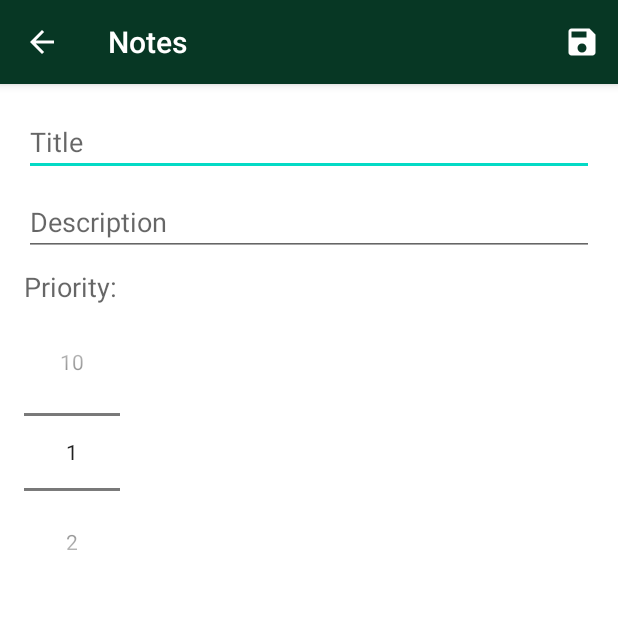
After one commit to Kaponn/notes, an Android app: the AddNoteActivity screen opened directly, with no data from a screen before it, on a phone screen of 412 x 824 dp, the top half of it. The commit adds this screen. Run offline under Robolectric (Android 15) with nearby library versions, the phone set to English and light mode, and no system bars.

Commit message:
Note add activity added

```diff
--- a/app/src/main/AndroidManifest.xml
+++ b/app/src/main/AndroidManifest.xml
@@ -9,13 +9,16 @@
         android:roundIcon="@mipmap/ic_launcher_round"
         android:supportsRtl="true"
         android:theme="@style/AppTheme">
-        <activity android:name=".MainActivity">
+        <activity android:name=".MainActivity"
+            android:launchMode="singleTop">
             <intent-filter>
                 <action android:name="android.intent.action.MAIN" />
 
                 <category android:name="android.intent.category.LAUNCHER" />
             </intent-filter>
         </activity>
+        <activity android:name=".AddNoteActivity"
+            android:parentActivityName=".MainActivity"/>
     </application>
 
 </manifest>
--- /dev/null
+++ b/app/src/main/java/com/example/notes/AddNoteActivity.kt
@@ -0,0 +1,63 @@
+package com.example.notes
+
+import android.app.Activity
+import android.content.Intent
+import android.os.Bundle
+import android.os.PersistableBundle
+import android.view.Menu
+import android.view.MenuInflater
+import android.view.MenuItem
+import android.widget.Toast
+import androidx.appcompat.app.AppCompatActivity
+import kotlinx.android.synthetic.main.add_note_activity.*
+
+class AddNoteActivity : AppCompatActivity() {
+    companion object {
+        const val EXTRA_TITLE: String = "com.example.notes.EXTRA_TITLE"
+        const val EXTRA_DESCRIPTION: String = "com.example.notes.EXTRA_DESCRIPTION"
+        const val EXTRA_PRIORITY: String = "com.example.notes.EXTRA_PRIORITY"
+    }
+
+    override fun onCreate(savedInstanceState: Bundle?) {
+        super.onCreate(savedInstanceState)
+        setContentView(R.layout.add_note_activity)
+
+        number_picker_priority.minValue = 1
+        number_picker_priority.maxValue = 10
+    }
+
+    private fun saveNote() {
+        val title = edit_text_title.text.toString()
+        val description = edit_text_description.text.toString()
+        val priority = number_picker_priority.value
+
+        if (title.trim().isEmpty() || description.trim().isEmpty()) {
+            Toast.makeText(this,"Please enter a title and a description", Toast.LENGTH_SHORT).show()
+            return
+        }
+
+        val data = Intent()
+        data.putExtra(EXTRA_TITLE, title)
+        data.putExtra(EXTRA_DESCRIPTION, description)
+        data.putExtra(EXTRA_PRIORITY, priority)
+
+        setResult(Activity.RESULT_OK, data)
+        finish()
+    }
+
+    override fun onCreateOptionsMenu(menu: Menu): Boolean {
+        val menuInflater = menuInflater
+        menuInflater.inflate(R.menu.menu_add_note, menu)
+        return true
+    }
+
+    override fun onOptionsItemSelected(item: MenuItem): Boolean {
+        return when (item.itemId) {
+            R.id.item_save_note -> {
+                saveNote()
+                true
+            }
+            else -> super.onOptionsItemSelected(item)
+        }
+    }
+}
--- a/app/src/main/java/com/example/notes/Note.kt
+++ b/app/src/main/java/com/example/notes/Note.kt
@@ -6,7 +6,7 @@ import androidx.room.PrimaryKey
 @Entity(tableName = "note_table")
 data class Note(
     @PrimaryKey(autoGenerate = true)
-    val id: Int = 1,
+    val id: Int = 0,
     val title: String,
     val description: String,
     val priority: Int
--- /dev/null
+++ b/app/src/main/res/drawable/ic_add.xml
@@ -0,0 +1,5 @@
+<vector android:height="24dp" android:tint="#FFFFFF"
+    android:viewportHeight="24.0" android:viewportWidth="24.0"
+    android:width="24dp" xmlns:android="http://schemas.android.com/apk/res/android">
+    <path android:fillColor="#FF000000" android:pathData="M19,13h-6v6h-2v-6H5v-2h6V5h2v6h6v2z"/>
+</vector>
--- /dev/null
+++ b/app/src/main/res/drawable/ic_close.xml
@@ -0,0 +1,5 @@
+<vector android:height="24dp" android:tint="#FFFFFF"
+    android:viewportHeight="24.0" android:viewportWidth="24.0"
+    android:width="24dp" xmlns:android="http://schemas.android.com/apk/res/android">
+    <path android:fillColor="#FF000000" android:pathData="M19,6.41L17.59,5 12,10.59 6.41,5 5,6.41 10.59,12 5,17.59 6.41,19 12,13.41 17.59,19 19,17.59 13.41,12z"/>
+</vector>
--- /dev/null
+++ b/app/src/main/res/drawable/ic_save.xml
@@ -0,0 +1,5 @@
+<vector android:height="24dp" android:tint="#FFFFFF"
+    android:viewportHeight="24.0" android:viewportWidth="24.0"
+    android:width="24dp" xmlns:android="http://schemas.android.com/apk/res/android">
+    <path android:fillColor="#FF000000" android:pathData="M17,3L5,3c-1.11,0 -2,0.9 -2,2v14c0,1.1 0.89,2 2,2h14c1.1,0 2,-0.9 2,-2L21,7l-4,-4zM12,19c-1.66,0 -3,-1.34 -3,-3s1.34,-3 3,-3 3,1.34 3,3 -1.34,3 -3,3zM15,9L5,9L5,5h10v4z"/>
+</vector>
--- /dev/null
+++ b/app/src/main/res/layout/add_note_activity.xml
@@ -0,0 +1,51 @@
+<?xml version="1.0" encoding="utf-8"?>
+<androidx.constraintlayout.widget.ConstraintLayout xmlns:android="http://schemas.android.com/apk/res/android"
+    xmlns:tools="http://schemas.android.com/tools"
+    android:layout_width="match_parent"
+    android:layout_height="match_parent"
+    xmlns:app="http://schemas.android.com/apk/res-auto"
+    android:background="@android:color/white"
+    android:orientation="vertical"
+    android:padding="16dp"
+    tools:context=".AddNoteActivity">
+
+    <EditText
+        android:id="@+id/edit_text_title"
+        android:layout_width="0dp"
+        android:layout_height="wrap_content"
+        android:hint="Title"
+        android:inputType="text"
+        app:layout_constraintEnd_toEndOf="parent"
+        app:layout_constraintStart_toStartOf="parent"
+        app:layout_constraintTop_toTopOf="parent" />
+
+    <EditText
+        android:id="@+id/edit_text_description"
+        android:layout_width="0dp"
+        android:layout_height="wrap_content"
+        android:layout_marginTop="8dp"
+        android:hint="Description"
+        android:inputType="textMultiLine"
+        app:layout_constraintEnd_toEndOf="parent"
+        app:layout_constraintStart_toStartOf="parent"
+        app:layout_constraintTop_toBottomOf="@+id/edit_text_title" />
+
+    <TextView
+        android:id="@+id/text_view_priority"
+        android:layout_width="wrap_content"
+        android:layout_height="wrap_content"
+        android:layout_marginTop="8dp"
+        android:text="Priority:"
+        android:textAppearance="@style/TextAppearance.AppCompat.Medium"
+        app:layout_constraintStart_toStartOf="parent"
+        app:layout_constraintTop_toBottomOf="@+id/edit_text_description"/>
+
+    <NumberPicker
+        android:id="@+id/number_picker_priority"
+        android:layout_marginTop="8dp"
+        android:layout_width="wrap_content"
+        android:layout_height="wrap_content"
+        app:layout_constraintStart_toStartOf="parent"
+        app:layout_constraintTop_toBottomOf="@+id/text_view_priority"/>
+
+</androidx.constraintlayout.widget.ConstraintLayout>
--- a/app/src/main/res/layout/note_item.xml
+++ b/app/src/main/res/layout/note_item.xml
@@ -7,7 +7,7 @@
     android:layout_marginStart="8dp">
 
     <RelativeLayout
-        android:background="@color/backgroundColor4"
+        android:background="@color/backgroundNote2"
         android:padding="8dp"
         android:layout_width="wrap_content"
         android:layout_height="wrap_content">
--- /dev/null
+++ b/app/src/main/res/menu/menu_add_note.xml
@@ -0,0 +1,12 @@
+<?xml version="1.0" encoding="utf-8"?>
+<menu
+    xmlns:android="http://schemas.android.com/apk/res/android"
+    xmlns:app="http://schemas.android.com/apk/res-auto">
+
+    <item
+        android:id="@+id/item_save_note"
+        android:icon="@drawable/ic_save"
+        android:title="Save"
+        app:showAsAction="ifRoom"/>
+
+</menu>
--- a/app/src/main/res/values/colors.xml
+++ b/app/src/main/res/values/colors.xml
@@ -3,8 +3,7 @@
     <color name="colorPrimary">#073724</color>
     <color name="colorPrimaryDark">#123123</color>
     <color name="colorAccent">#03DAC5</color>
-    <color name="backgroundColor1">#646464</color>
-    <color name="backgroundColor2">#807301</color>
-    <color name="backgroundColor3">#1D496C</color>
     <color name="backgroundColor4">#326647</color>
+    <color name="backgroundNote">#308854</color>
+    <color name="backgroundNote2">#2B6E46</color>
 </resources>
```
Also changed, not shown: app/src/main/java/com/example/notes/MainActivity.kt (+34 -14 lines), app/src/main/java/com/example/notes/NoteAdapter.kt (+13 -13 lines), app/src/main/java/com/example/notes/NoteDatabase.kt (+10 -21 lines), app/src/main/java/com/example/notes/NoteRepository.kt (+3 -8 lines), app/src/main/java/com/example/notes/NoteViewModel.kt (+3 -7 lines), app/src/main/java/com/example/notes/ViewModelFactory.kt (added, +20 -0 lines), app/src/main/res/layout/activity_main.xml (+10 -2 lines).
